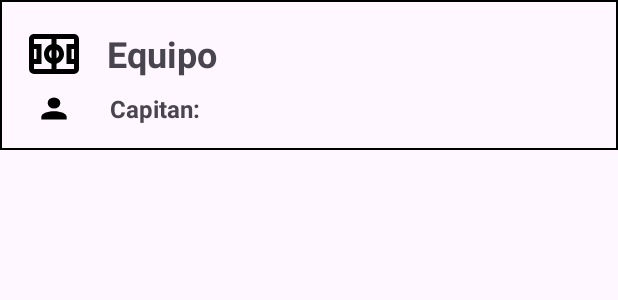
After one commit to Fecu3799/pintapicon, an Android app: the layout item_equipo.xml on its own in the app's theme, with its tools: preview values and no code run, on a phone screen of 412 x 824 dp. The commit adds this screen. Shown: the top 300 px of the screen. Run offline under Robolectric (Android 15) with nearby library versions, the phone set to English and light mode, and no system bars.

Commit message:
equipos terminados

```diff
--- a/app/src/main/AndroidManifest.xml
+++ b/app/src/main/AndroidManifest.xml
@@ -17,6 +17,12 @@
         android:supportsRtl="true"
         android:theme="@style/Theme.PintaPiconV3"
         tools:targetApi="31">
+        <activity
+            android:name=".app.user.main.TeamDetailsActivity"
+            android:exported="false" />
+        <activity
+            android:name=".app.user.main.TeamsListActivity"
+            android:exported="false" />
         <activity
             android:name=".app.user.main.TeamManagementActivity"
             android:exported="false" />
--- /dev/null
+++ b/app/src/main/res/drawable/border_rect.xml
@@ -0,0 +1,5 @@
+<?xml version="1.0" encoding="utf-8"?>
+<shape xmlns:android="http://schemas.android.com/apk/res/android">
+    <solid android:color="@color/transparente"/>
+    <stroke android:width="1dp" android:color="@color/black"/>
+</shape>
--- /dev/null
+++ b/app/src/main/res/layout/item_equipo.xml
@@ -0,0 +1,57 @@
+<?xml version="1.0" encoding="utf-8"?>
+<LinearLayout
+    xmlns:android="http://schemas.android.com/apk/res/android"
+    android:layout_width="match_parent"
+    android:layout_height="100dp"
+    android:orientation="vertical"
+    android:padding="16dp"
+    android:background="@drawable/border_rect">
+
+    <LinearLayout
+        android:layout_width="match_parent"
+        android:layout_height="wrap_content"
+        android:orientation="horizontal"
+        android:layout_marginBottom="5dp">
+
+        <ImageView
+            android:layout_width="40dp"
+            android:layout_height="40dp"
+            android:background="@drawable/ic_field"
+            android:layout_marginEnd="15dp"
+            android:layout_gravity="center"/>
+
+        <TextView
+            android:id="@+id/tv_nombre_equipo"
+            android:layout_width="wrap_content"
+            android:layout_height="wrap_content"
+            android:text="Equipo"
+            android:textStyle="bold"
+            android:textSize="24sp"
+            android:layout_gravity="center"/>
+
+    </LinearLayout>
+
+    <LinearLayout
+        android:layout_width="match_parent"
+        android:layout_height="wrap_content"
+        android:orientation="horizontal">
+
+        <ImageView
+            android:layout_width="25dp"
+            android:layout_height="match_parent"
+            android:layout_marginStart="7dp"
+            android:layout_marginEnd="15dp"
+            android:background="@drawable/ic_profile" />
+
+        <TextView
+            android:id="@+id/tv_nombre_capitan"
+            android:layout_width="wrap_content"
+            android:layout_height="wrap_content"
+            android:text="Capitan: "
+            android:textStyle="bold"
+            android:textSize="16sp"
+            android:layout_marginStart="9dp"/>
+
+    </LinearLayout>
+
+</LinearLayout>
--- a/app/src/main/res/layout/item_miembro.xml
+++ b/app/src/main/res/layout/item_miembro.xml
@@ -4,7 +4,8 @@
     android:layout_width="match_parent"
     android:layout_height="100dp"
     android:orientation="horizontal"
-    android:padding="16dp">
+    android:padding="16dp"
+    android:background="@drawable/border_rect">
 
     <LinearLayout
         android:layout_width="300dp"
```
Also changed, not shown: app/src/main/java/com/example/pintapiconv3/adapter/EquipoAdapter.kt (+6 -3 lines), app/src/main/java/com/example/pintapiconv3/adapter/EquiposAdapter.kt (added, +52 -0 lines), app/src/main/java/com/example/pintapiconv3/app/user/MainActivity.kt (+7 -1 lines), app/src/main/java/com/example/pintapiconv3/app/user/main/TeamDetailsActivity.kt (added, +87 -0 lines), app/src/main/java/com/example/pintapiconv3/app/user/main/TeamListDialog.kt (added, +79 -0 lines), app/src/main/java/com/example/pintapiconv3/repository/EquipoRepository.kt (+66 -0 lines), app/src/main/res/layout/activity_team_details.xml (added, +37 -0 lines), app/src/main/res/layout/dialog_teams_list.xml (added, +25 -0 lines).
